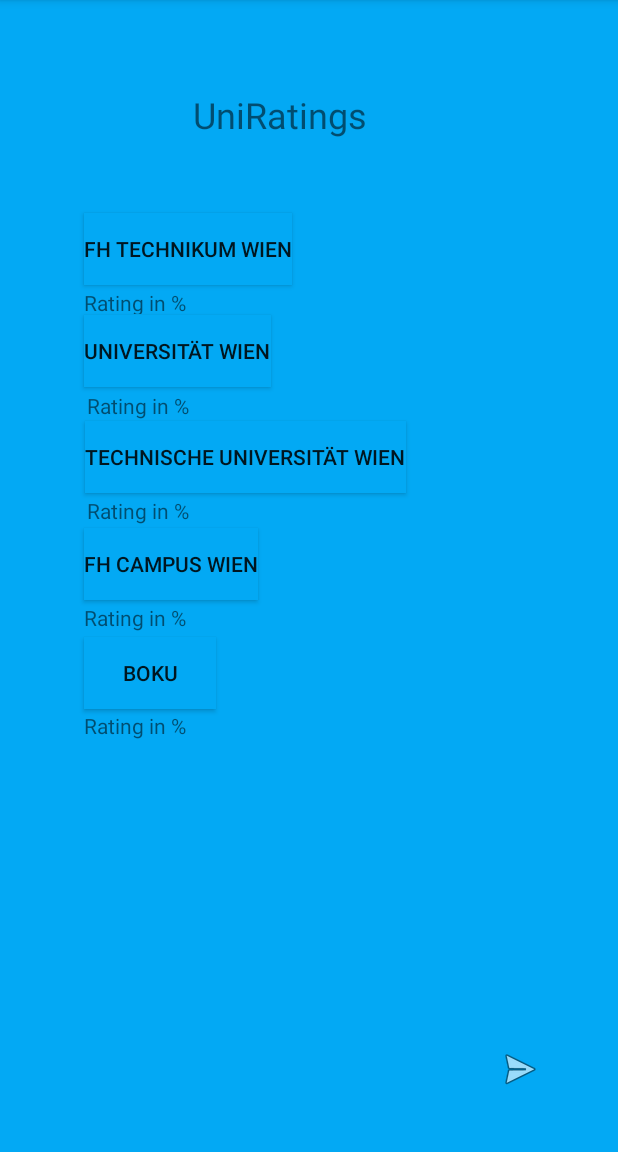
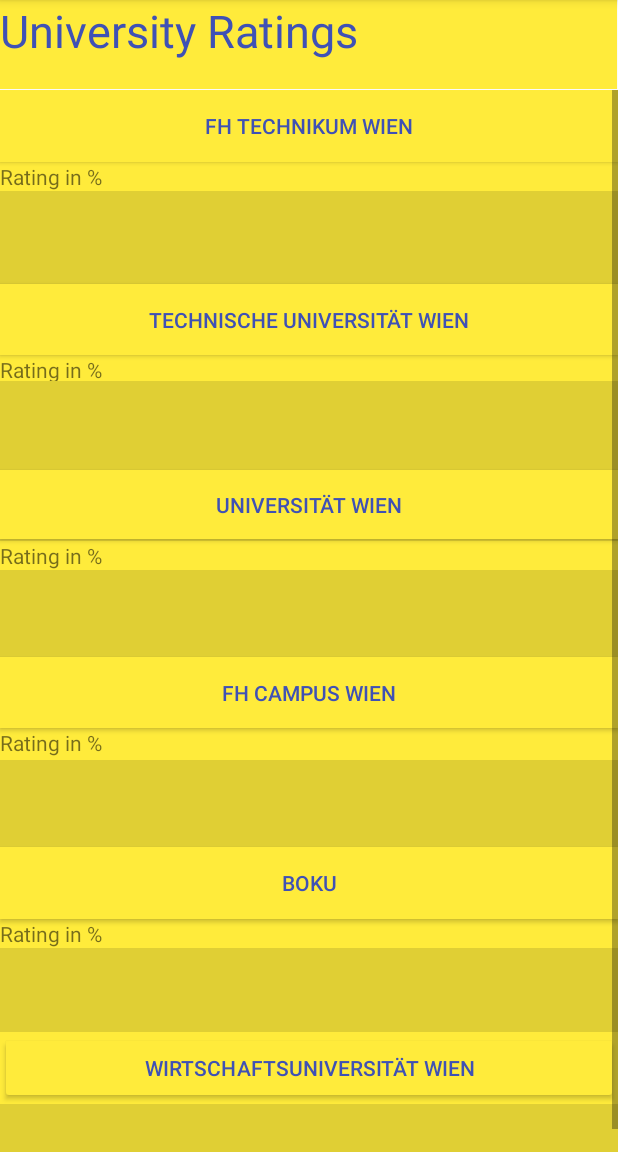
Before and after one commit to nightbit/UniRate, an Android app: the UniRating screen opened directly, with no data from a screen before it, on a phone screen of 412 x 824 dp, the part 84-1236 px from its top. Run offline under Robolectric (Android 15) with nearby library versions, the phone set to English and light mode, and no system bars.

Commit message:
Design1.0

```diff
--- a/app/src/main/res/layout/activity_main.xml
+++ b/app/src/main/res/layout/activity_main.xml
@@ -5,23 +5,23 @@
         xmlns:app="http://schemas.android.com/apk/res-auto"
         android:layout_width="match_parent"
         android:layout_height="match_parent"
-        tools:context=".MainActivity" android:background="#29C2D6">
+        tools:context=".MainActivity" android:background="#FFEB3B">
     <TextView
             android:text="@string/Überschrift1"
             android:layout_width="218dp"
             android:layout_height="66dp" android:id="@+id/textView2"
             android:textSize="24sp" android:textAppearance="@style/TextAppearance.AppCompat.Display1"
-            android:background="#16BFD5"
+            android:background="#FFEB3B"
             app:layout_constraintTop_toTopOf="parent"
             app:layout_constraintBottom_toBottomOf="parent" app:layout_constraintEnd_toEndOf="parent"
             app:layout_constraintStart_toStartOf="parent" app:layout_constraintHorizontal_bias="0.497"
-            app:layout_constraintVertical_bias="0.324"/>
+            app:layout_constraintVertical_bias="0.324" android:textColor="#3F51B5"/>
     <ImageButton
             android:layout_width="wrap_content"
             android:layout_height="wrap_content" app:srcCompat="@android:drawable/ic_menu_send"
             android:id="@+id/nextButton1"
-            android:tint="#FF0D0D"
-            android:background="#23C5DA"
+            android:tint="#3F51B5"
+            android:background="#FFEB3B"
             android:contentDescription="@string/Weiterbutton1"
             app:layout_constraintTop_toTopOf="parent"
             app:layout_constraintBottom_toBottomOf="parent" app:layout_constraintEnd_toEndOf="parent"
--- a/app/src/main/res/layout/activity_uni_rating.xml
+++ b/app/src/main/res/layout/activity_uni_rating.xml
@@ -1,55 +1,63 @@
 <?xml version="1.0" encoding="utf-8"?>
-<androidx.constraintlayout.widget.ConstraintLayout xmlns:android="http://schemas.android.com/apk/res/android"
+<androidx.constraintlayout.widget.ConstraintLayout
+        xmlns:android="http://schemas.android.com/apk/res/android"
+        xmlns:tools="http://schemas.android.com/tools"
         xmlns:app="http://schemas.android.com/apk/res-auto"
-                                                   xmlns:tools="http://schemas.android.com/tools"
         android:layout_width="match_parent"
-                                                   android:layout_height="match_parent" android:background="#03A9F4">
-
+        android:layout_height="match_parent"
+        tools:context=".Fachrichtung">
+    <TextView
+            android:text="@string/Überschrift"
+            android:layout_width="411dp"
+            android:layout_height="59dp" android:id="@+id/textView15"
+            app:layout_constraintEnd_toEndOf="parent" app:layout_constraintTop_toTopOf="parent"
+            app:layout_constraintBottom_toBottomOf="parent" app:layout_constraintStart_toStartOf="parent"
+            app:layout_constraintHorizontal_bias="0.0" app:layout_constraintVertical_bias="0.0"
+            tools:text="            University Ratings" android:orientation="horizontal" android:textSize="30sp"
+            android:background="#FFEB3B" android:textColor="#3F51B5"/>
+    <ScrollView
+            android:layout_width="match_parent"
+            android:layout_height="match_parent"
+            app:layout_constraintTop_toTopOf="parent"
+            app:layout_constraintBottom_toBottomOf="parent" app:layout_constraintVertical_bias="1.0"
+            app:layout_constraintEnd_toEndOf="parent" app:layout_constraintStart_toStartOf="parent"
+            app:layout_constraintHorizontal_bias="0.0" android:layout_marginTop="60dp" android:id="@+id/scrollView2"
+            android:background="#FFEB3B">
+        <LinearLayout android:layout_width="match_parent" android:layout_height="wrap_content"
+                      android:orientation="vertical" android:background="#FFEB3B">
             <Button
                     android:text="@string/TechnikumButton"
-            android:layout_width="wrap_content"
+                    android:layout_width="match_parent"
                     android:layout_height="wrap_content" android:id="@+id/button"
-            android:background="#03A9F4"
+                    android:background="#FFEB3B"
                     app:layout_constraintTop_toTopOf="parent" app:layout_constraintEnd_toEndOf="parent"
-            app:layout_constraintStart_toStartOf="parent" app:layout_constraintBottom_toBottomOf="@+id/textView7"
+                    app:layout_constraintStart_toStartOf="parent"
+                    app:layout_constraintBottom_toBottomOf="@+id/textView7"
                     app:layout_constraintHorizontal_bias="0.206" app:layout_constraintVertical_bias="0.319"
-            tools:text="FH Technikum Wien"/>
+                    tools:text="FH Technikum Wien" android:textColor="#3F51B5"/>
+            <TextView
+                    android:text="@string/rating2"
+                    android:layout_width="match_parent"
+                    android:layout_height="wrap_content" android:id="@+id/textView4"
+                    tools:text="Rating in %" app:layout_constraintTop_toTopOf="parent"
+                    app:layout_constraintEnd_toEndOf="parent" app:layout_constraintBottom_toBottomOf="parent"
+                    app:layout_constraintStart_toStartOf="parent" app:layout_constraintHorizontal_bias="0.169"
+                    app:layout_constraintVertical_bias="0.348"/>
+            <View
+                    android:id="@+id/divider"
+                    android:layout_width="match_parent"
+                    android:layout_height="62dp"
+                    android:background="?android:attr/listDivider"
+            />
             <Button
                     android:text="@string/technischeButton"
-            android:layout_width="wrap_content"
-            android:layout_height="wrap_content" android:id="@+id/button2"
-            android:background="#03A9F4"
+                    android:layout_width="match_parent"
+                    android:layout_height="47dp" android:id="@+id/button2"
+                    android:background="#FFEB3B"
                     app:layout_constraintTop_toTopOf="parent" app:layout_constraintEnd_toEndOf="parent"
                     app:layout_constraintBottom_toBottomOf="parent" app:layout_constraintStart_toStartOf="parent"
                     app:layout_constraintHorizontal_bias="0.287" app:layout_constraintVertical_bias="0.39"
-            tools:text="Technische Universität Wien"/>
-    <Button
-            android:text="@string/uniwienButton"
-            android:layout_width="wrap_content"
-            android:layout_height="wrap_content" android:id="@+id/button3"
-            android:background="#03A9F4"
-            app:layout_constraintTop_toTopOf="parent" app:layout_constraintEnd_toEndOf="parent"
-            app:layout_constraintBottom_toBottomOf="parent" app:layout_constraintStart_toStartOf="parent"
-            app:layout_constraintHorizontal_bias="0.196" app:layout_constraintVertical_bias="0.292"
-            tools:text="Universität Wien"/>
-    <Button
-            android:text="@string/campusButton"
-            android:layout_width="wrap_content"
-            android:layout_height="wrap_content" android:id="@+id/button4"
-            android:background="#03A9F4"
-            app:layout_constraintEnd_toEndOf="parent" app:layout_constraintTop_toTopOf="parent"
-            app:layout_constraintStart_toStartOf="parent" app:layout_constraintBottom_toBottomOf="parent"
-            app:layout_constraintHorizontal_bias="0.19" app:layout_constraintVertical_bias="0.489"
-            tools:text="FH Campus Wien"/>
-    <Button
-            android:text="@string/bokuButton"
-            android:layout_width="wrap_content"
-            android:layout_height="wrap_content" android:id="@+id/button5"
-            android:background="#03A9F4"
-            app:layout_constraintTop_toTopOf="parent"
-            app:layout_constraintBottom_toBottomOf="parent" app:layout_constraintEnd_toEndOf="parent"
-            app:layout_constraintVertical_bias="0.59" app:layout_constraintStart_toStartOf="parent"
-            app:layout_constraintHorizontal_bias="0.173" tools:text="BOKU"/>
+                    tools:text="Technische Universität Wien" android:textColor="#3F51B5"/>
             <TextView
                     android:text="@string/rating1"
                     android:layout_width="71dp"
@@ -58,14 +66,27 @@
                     app:layout_constraintEnd_toEndOf="parent" app:layout_constraintBottom_toBottomOf="parent"
                     app:layout_constraintStart_toStartOf="parent" app:layout_constraintHorizontal_bias="0.164"
                     app:layout_constraintVertical_bias="0.256"/>
-    <TextView
-            android:text="@string/rating2"
-            android:layout_width="wrap_content"
-            android:layout_height="wrap_content" android:id="@+id/textView4"
-            tools:text="Rating in %" app:layout_constraintTop_toTopOf="parent"
-            app:layout_constraintEnd_toEndOf="parent" app:layout_constraintBottom_toBottomOf="parent"
-            app:layout_constraintStart_toStartOf="parent" app:layout_constraintHorizontal_bias="0.169"
-            app:layout_constraintVertical_bias="0.348"/>
+            <View
+                    android:id="@+id/divider2"
+                    android:layout_width="match_parent"
+                    android:layout_height="59dp"
+                    android:background="?android:attr/listDivider"
+            />
+            <Button
+                    android:text="@string/uniwienButton"
+                    android:layout_width="match_parent"
+                    android:layout_height="46dp" android:id="@+id/button3"
+                    android:background="#FFEB3B"
+                    app:layout_constraintTop_toTopOf="parent" app:layout_constraintEnd_toEndOf="parent"
+                    app:layout_constraintBottom_toBottomOf="parent" app:layout_constraintStart_toStartOf="parent"
+                    app:layout_constraintHorizontal_bias="0.196" app:layout_constraintVertical_bias="0.292"
+                    tools:text="Universität Wien" android:textColor="#3F51B5"/>
+            <View
+                    android:id="@+id/divider3"
+                    android:layout_width="match_parent"
+                    android:layout_height="1dp"
+                    android:background="?android:attr/listDivider"
+            />
             <TextView
                     android:text="@string/rating3"
                     android:layout_width="wrap_content"
@@ -74,6 +95,21 @@
                     app:layout_constraintEnd_toEndOf="parent" app:layout_constraintBottom_toBottomOf="parent"
                     app:layout_constraintStart_toStartOf="parent" app:layout_constraintHorizontal_bias="0.169"
                     app:layout_constraintVertical_bias="0.442"/>
+            <View
+                    android:id="@+id/divider4"
+                    android:layout_width="match_parent"
+                    android:layout_height="58dp"
+                    android:background="?android:attr/listDivider"
+            />
+            <Button
+                    android:text="@string/campusButton"
+                    android:layout_width="match_parent"
+                    android:layout_height="47dp" android:id="@+id/button4"
+                    android:background="#FFEB3B"
+                    app:layout_constraintEnd_toEndOf="parent" app:layout_constraintTop_toTopOf="parent"
+                    app:layout_constraintStart_toStartOf="parent" app:layout_constraintBottom_toBottomOf="parent"
+                    app:layout_constraintHorizontal_bias="0.19" app:layout_constraintVertical_bias="0.489"
+                    tools:text="FH Campus Wien" android:textColor="#3F51B5"/>
             <TextView
                     android:text="@string/rating4"
                     android:layout_width="80dp"
@@ -82,6 +118,21 @@
                     app:layout_constraintEnd_toEndOf="parent" app:layout_constraintBottom_toBottomOf="parent"
                     app:layout_constraintStart_toStartOf="parent" app:layout_constraintHorizontal_bias="0.168"
                     app:layout_constraintVertical_bias="0.538"/>
+            <View
+                    android:id="@+id/divider5"
+                    android:layout_width="match_parent"
+                    android:layout_height="58dp"
+                    android:background="?android:attr/listDivider"
+            />
+            <Button
+                    android:text="@string/bokuButton"
+                    android:layout_width="match_parent"
+                    android:layout_height="48dp" android:id="@+id/button5"
+                    android:background="#FFEB3B"
+                    app:layout_constraintTop_toTopOf="parent"
+                    app:layout_constraintBottom_toBottomOf="parent" app:layout_constraintEnd_toEndOf="parent"
+                    app:layout_constraintVertical_bias="0.59" app:layout_constraintStart_toStartOf="parent"
+                    app:layout_constraintHorizontal_bias="0.173" tools:text="BOKU" android:textColor="#3F51B5"/>
             <TextView
                     android:text="@string/rating5"
                     android:layout_width="wrap_content"
@@ -90,22 +141,24 @@
                     app:layout_constraintBottom_toBottomOf="parent" app:layout_constraintEnd_toEndOf="parent"
                     app:layout_constraintStart_toStartOf="parent" app:layout_constraintHorizontal_bias="0.163"
                     app:layout_constraintVertical_bias="0.633"/>
-    <TextView
-            android:text="@string/Überschrift2"
-            android:layout_width="wrap_content"
-            android:layout_height="wrap_content" android:id="@+id/textView8"
-            android:textSize="24sp" android:textColorLink="#ED0707"
-            tools:text="University Ratings"
-            app:layout_constraintEnd_toEndOf="parent" app:layout_constraintTop_toTopOf="parent"
-            app:layout_constraintBottom_toBottomOf="parent" app:layout_constraintStart_toStartOf="parent"
-            app:layout_constraintHorizontal_bias="0.434" app:layout_constraintVertical_bias="0.082"/>
-    <ImageButton
-            android:layout_width="wrap_content"
-            android:layout_height="wrap_content" app:srcCompat="@android:drawable/ic_menu_send"
-            android:id="@+id/imageButton"
-            app:layout_constraintBottom_toBottomOf="parent"
-            app:layout_constraintEnd_toEndOf="parent" android:background="#03A9F4"
-            android:contentDescription="@string/WeitrButton2" app:layout_constraintStart_toStartOf="parent"
-            app:layout_constraintTop_toTopOf="parent" app:layout_constraintHorizontal_bias="0.87"
-            app:layout_constraintVertical_bias="0.947"/>
+            <View
+                    android:id="@+id/divider6"
+                    android:layout_width="match_parent"
+                    android:layout_height="56dp"
+                    android:background="?android:attr/listDivider"
+            />
+            <Button
+                    android:text="@string/button9"
+                    android:layout_width="match_parent"
+                    android:layout_height="wrap_content" android:id="@+id/button9" android:backgroundTint="#FFEB3B"
+                    android:textColor="#3F51B5"/>
+            <View
+                    android:id="@+id/divider8"
+                    android:layout_width="match_parent"
+                    android:layout_height="48dp"
+                    android:background="?android:attr/listDivider"
+            />
+
+        </LinearLayout>
+    </ScrollView>
 </androidx.constraintlayout.widget.ConstraintLayout>
--- a/app/src/main/res/values/strings.xml
+++ b/app/src/main/res/values/strings.xml
@@ -14,4 +14,7 @@
     <string name="rating3">Rating in %</string>
     <string name="rating4">Rating in %</string>
     <string name="rating5">Rating in %</string>
+    <string name="button8">FH Campus Wien</string>
+    <string name="button9">Wirtschaftsuniversität Wien</string>
+    <string name="Überschrift">University Ratings</string>
 </resources>
```
Lines whose indentation alone changed are shown as unchanged.
